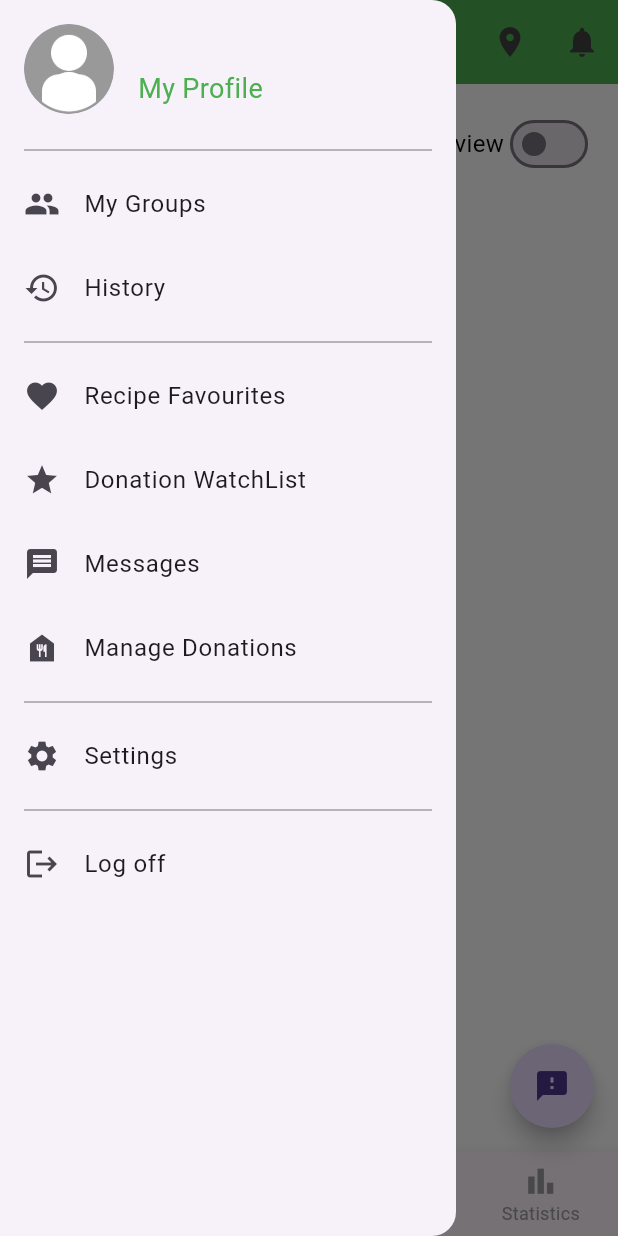
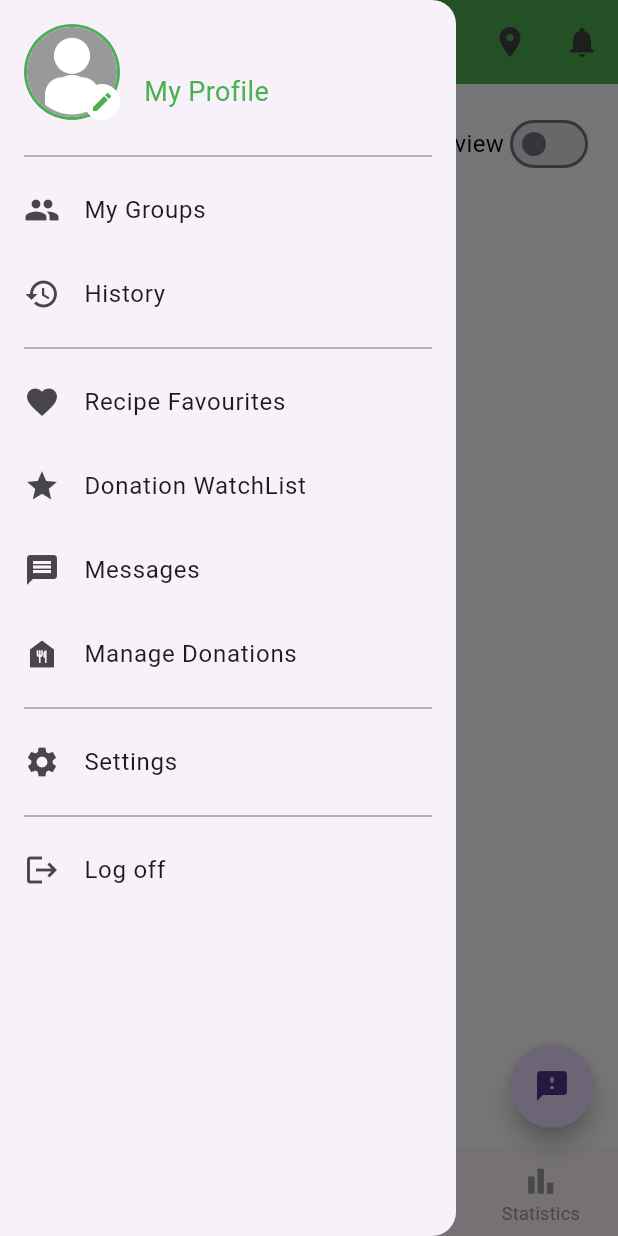
Before and after one commit to 40125789/shelfaware_app, a Flutter app: the screen it shows once a user with an empty profile is signed in, in the side drawer, after a tap on the "person" icon, on a phone screen of 412 x 824 dp. Run offline on Flutter 3.47's test engine with Material 3 defaults, Android fonts, the phone set to English and light mode, and no system bars; our stand-ins replace badges, cached_network_image, cloud_firestore, firebase_auth, firebase_core, firebase_messaging and 21 more; missing offline and left inert: barcode_scan2, dart:ffi, firebase_app_check, fuzzy, google_ml_kit, profanity_filter and 1 more; accounts and stored records are empty; project files that could hold a hidden picture were left out.

Commit message:
Refactor: Add DrawerListItem component and ProfileSection for improved UI structure and profile image upload functionality

```diff
--- /dev/null
+++ b/lib/components/drawer_list_item.dart
@@ -0,0 +1,23 @@
+import 'package:flutter/material.dart';
+
+class DrawerListItem extends StatelessWidget {
+  final IconData icon;
+  final String title;
+  final VoidCallback onTap;
+
+  const DrawerListItem({
+    Key? key,
+    required this.icon,
+    required this.title,
+    required this.onTap,
+  }) : super(key: key);
+
+  @override
+  Widget build(BuildContext context) {
+    return ListTile(
+      leading: Icon(icon),
+      title: Text(title),
+      onTap: onTap,
+    );
+  }
+}
--- /dev/null
+++ b/lib/components/photo_upload.dart
@@ -0,0 +1,145 @@
+import 'dart:io';
+import 'package:cached_network_image/cached_network_image.dart';
+import 'package:cloud_firestore/cloud_firestore.dart';
+import 'package:firebase_auth/firebase_auth.dart';
+import 'package:firebase_storage/firebase_storage.dart';
+import 'package:flutter/material.dart';
+import 'package:image_picker/image_picker.dart';
+import 'package:flutter_riverpod/flutter_riverpod.dart';
+import 'package:shelfaware_app/pages/my_profile.dart';
+import 'package:shelfaware_app/providers/auth_provider.dart';
+import 'package:shelfaware_app/providers/profile_image_provider.dart';
+final isUploadingProvider = StateProvider<bool>((ref) => false);
+
+class ProfileSection extends ConsumerWidget {
+  final String firstName;
+  final String lastName;
+
+  const ProfileSection({
+    Key? key,
+    required this.firstName,
+    required this.lastName,
+  }) : super(key: key);
+
+  @override
+  Widget build(BuildContext context, WidgetRef ref) {
+    final user = ref.watch(authProvider).user;
+    final profileImageUrl = ref.watch(profileImageProvider(user?.uid ?? ''));
+    final isUploading = ref.watch(isUploadingProvider.state).state;
+
+    Future<void> _uploadProfileImage(String uid, dynamic isUploadingProvider) async {
+      if (user == null) return; // Ensure user is not null
+
+      try {
+        final picker = ImagePicker();
+        final pickedFile = await picker.pickImage(source: ImageSource.gallery);
+
+        if (pickedFile == null) {
+          debugPrint('No image selected.');
+          return;
+        }
+
+        ref.read(isUploadingProvider.state).state = true;  // Start upload
+        final storageRef = FirebaseStorage.instance.ref().child('user_profile_images/$uid.jpg');
+        final uploadTask = storageRef.putFile(File(pickedFile.path));
+
+        uploadTask.snapshotEvents.listen((taskSnapshot) {
+          double progress = taskSnapshot.bytesTransferred / taskSnapshot.totalBytes;
+          debugPrint('Upload progress: ${(progress * 100).toStringAsFixed(2)}%');
+        });
+
+        final snapshot = await uploadTask.whenComplete(() {});
+        final downloadUrl = await snapshot.ref.getDownloadURL();
+
+        await FirebaseFirestore.instance.collection('users').doc(uid).update({
+          'profileImageUrl': downloadUrl,
+        });
+
+        ref.invalidate(profileImageProvider(user.uid));  // Refresh profile image URL
+        ref.read(isUploadingProvider.state).state = false;  // End upload
+        debugPrint('Profile image uploaded successfully!');
+      } catch (e) {
+        ref.read(isUploadingProvider.state).state = false;  // End upload on error
+        debugPrint('Error uploading profile image: $e');
+      }
+    }
+
+    return GestureDetector(
+      onTap: () {
+        if (user != null) {
+          Navigator.push(
+            context,
+            MaterialPageRoute(
+              builder: (context) => ProfilePage(userId: user.uid),
+            ),
+          );
+        }
+      },
+      child: Row(
+        children: [
+          GestureDetector(
+            onTap: user != null ? () => _uploadProfileImage(user.uid, isUploadingProvider) : null,
+            child: Stack(
+              alignment: Alignment.center,
+              children: [
+                CircleAvatar(
+                  radius: 32,
+                  backgroundColor: Colors.green,
+                  child: CircleAvatar(
+                    radius: 30,
+                    backgroundImage: profileImageUrl.when(
+                      data: (url) => url != null && url.isNotEmpty
+                          ? CachedNetworkImageProvider(url)
+                          : const AssetImage('assets/default_avatar.png') as ImageProvider,
+                      loading: () => const AssetImage('assets/default_avatar.png'),
+                      error: (_, __) => const AssetImage('assets/default_avatar.png'),
+                    ),
+                    child: profileImageUrl.when(
+                      data: (url) => url == null || url.isEmpty
+                          ? const Icon(Icons.person, color: Colors.white)
+                          : null,
+                      loading: () => const CircularProgressIndicator(),
+                      error: (_, __) => const Icon(Icons.error, color: Colors.white),
+                    ),
+                  ),
+                ),
+                if (isUploading)
+                  const CircularProgressIndicator(
+                    color: Colors.white,
+                  ),
+                Positioned(
+                  bottom: 0,
+                  right: 0,
+                  child: CircleAvatar(
+                    radius: 12,
+                    backgroundColor: Colors.white,
+                    child: Icon(
+                      Icons.edit,
+                      size: 16,
+                      color: Colors.green,
+                    ),
+                  ),
+                ),
+              ],
+            ),
+          ),
+          const SizedBox(width: 16),
+          Column(
+            crossAxisAlignment: CrossAxisAlignment.start,
+            children: [
+              if (user != null)
+                Text(
+                  "$firstName $lastName",
+                  style: const TextStyle(fontSize: 18, fontWeight: FontWeight.bold),
+                ),
+              const Text(
+                "My Profile",
+                style: TextStyle(fontSize: 18, fontWeight: FontWeight.normal, color: Colors.green),
+              ),
+            ],
+          ),
+        ],
+      ),
+    );
+  }
+}
--- a/lib/components/side_drawer_menu.dart
+++ b/lib/components/side_drawer_menu.dart
@@ -7,6 +7,8 @@ import 'package:flutter/material.dart';
 import 'package:geolocator/geolocator.dart';
 import 'package:image_picker/image_picker.dart';
 import 'package:latlong2/latlong.dart';
+import 'package:shelfaware_app/components/drawer_list_item.dart';
+import 'package:shelfaware_app/components/photo_upload.dart';
 
 import 'package:shelfaware_app/pages/chat_list_page.dart';
 import 'package:shelfaware_app/pages/groups_page.dart';
@@ -21,6 +23,7 @@ import 'package:flutter_riverpod/flutter_riverpod.dart';
 
 import 'package:shelfaware_app/providers/profile_image_provider.dart';
 
+
 final isUploadingProvider = StateProvider<bool>((ref) => false);
 
 class CustomDrawer extends ConsumerWidget {
@@ -34,7 +37,8 @@ class CustomDrawer extends ConsumerWidget {
     required this.firstName,
     required this.lastName,
     required this.onNavigateToFavorites,
-    required this.onNavigateToDonationWatchList, required Future<Null> Function() onSignOut,
+    required this.onNavigateToDonationWatchList,
+    required Future<Null> Function() onSignOut,
   }) : super(key: key);
 
   @override
@@ -48,121 +52,23 @@ class CustomDrawer extends ConsumerWidget {
           desiredAccuracy: LocationAccuracy.high);
     }
 
-    // Using FutureProvider to fetch profile image
-    final profileImageUrl = ref.watch(profileImageProvider(user?.uid ?? ''));
-    final isUploading = ref.watch(isUploadingProvider.state).state;
-
-    // Upload profile image
-    Future<void> _uploadProfileImage(String uid, dynamic isUploadingProvider) async {
-      if (user == null) return; // Ensure user is not null
-
-      try {
-        final picker = ImagePicker();
-        final pickedFile = await picker.pickImage(source: ImageSource.gallery);
-
-        if (pickedFile == null) {
-          debugPrint('No image selected.');
-          return;
-        }
-
-        ref.read(isUploadingProvider.state).state = true;  // Start upload
-        final storageRef = FirebaseStorage.instance.ref().child('user_profile_images/$uid.jpg');
-        final uploadTask = storageRef.putFile(File(pickedFile.path));
-
-        uploadTask.snapshotEvents.listen((taskSnapshot) {
-          double progress = taskSnapshot.bytesTransferred / taskSnapshot.totalBytes;
-          debugPrint('Upload progress: ${(progress * 100).toStringAsFixed(2)}%');
-        });
-
-        final snapshot = await uploadTask.whenComplete(() {});
-        final downloadUrl = await snapshot.ref.getDownloadURL();
-
-        await FirebaseFirestore.instance.collection('users').doc(uid).update({
-          'profileImageUrl': downloadUrl,
-        });
-
-        ref.invalidate(profileImageProvider(user.uid));  // Refresh profile image URL
-        ref.read(isUploadingProvider.state).state = false;  // End upload
-        debugPrint('Profile image uploaded successfully!');
-      } catch (e) {
-        ref.read(isUploadingProvider.state).state = false;  // End upload on error
-        debugPrint('Error uploading profile image: $e');
-      }
-    }
-
     return Drawer(
       child: ListView(
         padding: EdgeInsets.zero,
         children: <Widget>[
           Padding(
             padding: const EdgeInsets.all(16.0),
-            child: GestureDetector(
-              onTap: () {
-                if (user != null) {
-                  Navigator.push(
-                    context,
-                    MaterialPageRoute(
-                      builder: (context) => ProfilePage(userId: user.uid),
-                    ),
-                  );
-                }
-              },
-              child: Row(
-                children: [
-                  GestureDetector(
-                    onTap: user != null ? () => _uploadProfileImage(user.uid, isUploadingProvider) : null,
-                    child: Stack(
-                      alignment: Alignment.center,
-                      children: [
-                        CircleAvatar(
-                          radius: 30,
-                          backgroundImage: profileImageUrl.when(
-                            data: (url) => url != null && url.isNotEmpty
-                                ? CachedNetworkImageProvider(url)
-                                : const AssetImage('assets/default_avatar.png') as ImageProvider,
-                            loading: () => const AssetImage('assets/default_avatar.png'),
-                            error: (_, __) => const AssetImage('assets/default_avatar.png'),
-                          ),
-                          child: profileImageUrl.when(
-                            data: (url) => url == null || url.isEmpty
-                                ? const Icon(Icons.person, color: Colors.white)
-                                : null,
-                            loading: () => const CircularProgressIndicator(),
-                            error: (_, __) => const Icon(Icons.error, color: Colors.white),
-                          ),
-                        ),
-                        if (isUploading)
-                          const CircularProgressIndicator(
-                            color: Colors.white,
-                          ),
-                      ],
-                    ),
-                  ),
-                  const SizedBox(width: 16),
-                  Column(
-                    crossAxisAlignment: CrossAxisAlignment.start,
-                    children: [
-                      if (user != null)
-                        Text(
-                          "${firstName} ${lastName}",
-                          style: const TextStyle(fontSize: 18, fontWeight: FontWeight.bold),
-                        ),
-                      const Text(
-                        "My Profile",
-                        style: TextStyle(fontSize: 18, fontWeight: FontWeight.normal, color: Colors.green),
-                      ),
-                    ],
-                  ),
-                ],
-              ),
+            child: ProfileSection(
+              firstName: firstName,
+              lastName: lastName,
             ),
           ),
           const Divider(indent: 16.0, endIndent: 16.0, color: Colors.grey),
 
           // Drawer List Items - Section 1
-          ListTile(
-            leading: const Icon(Icons.group),
-            title: const Text('My Groups'),
+          DrawerListItem(
+            icon: Icons.group,
+            title: 'My Groups',
             onTap: () {
               if (user != null) {
                 Navigator.push(
@@ -174,9 +80,9 @@ class CustomDrawer extends ConsumerWidget {
               }
             },
           ),
-          ListTile(
-            leading: const Icon(Icons.history),
-            title: const Text('History'),
+          DrawerListItem(
+            icon: Icons.history,
+            title: 'History',
             onTap: () {
               if (user != null) {
                 Navigator.push(
@@ -191,14 +97,14 @@ class CustomDrawer extends ConsumerWidget {
           const Divider(indent: 16.0, endIndent: 16.0, color: Colors.grey),
 
           // Drawer List Items - Section 2
-          ListTile(
-            leading: const Icon(Icons.favorite),
-            title: const Text('Recipe Favourites'),
+          DrawerListItem(
+            icon: Icons.favorite,
+            title: 'Recipe Favourites',
             onTap: onNavigateToFavorites,
           ),
-          ListTile(
-            leading: const Icon(Icons.star),
-            title: const Text('Donation WatchList'),
+          DrawerListItem(
+            icon: Icons.star,
+            title: 'Donation WatchList',
             onTap: () async {
               // Get the current user ID
               final userId = FirebaseAuth.instance.currentUser!.uid;
@@ -227,9 +133,9 @@ class CustomDrawer extends ConsumerWidget {
           ),
 
           // Drawer List Items - Section 3
-          ListTile(
-            leading: const Icon(Icons.message),
-            title: const Text('Messages'),
+          DrawerListItem(
+            icon: Icons.message,
+            title: 'Messages',
             onTap: () {
               Navigator.push(
                 context,
@@ -239,9 +145,9 @@ class CustomDrawer extends ConsumerWidget {
               );
             },
           ),
-          ListTile(
-            leading: const Icon(Icons.food_bank),
-            title: const Text('Manage Donations'),
+          DrawerListItem(
+            icon: Icons.food_bank,
+            title: 'Manage Donations',
             onTap: () {
               if (user != null) {
                 Navigator.push(
@@ -256,9 +162,9 @@ class CustomDrawer extends ConsumerWidget {
           const Divider(indent: 16.0, endIndent: 16.0, color: Colors.grey),
 
           // Drawer List Items - Section 4
-          ListTile(
-            leading: const Icon(Icons.settings),
-            title: const Text('Settings'),
+          DrawerListItem(
+            icon: Icons.settings,
+            title: 'Settings',
             onTap: () {
               Navigator.pushNamed(context, '/settings');
             },
@@ -266,9 +172,9 @@ class CustomDrawer extends ConsumerWidget {
           const Divider(indent: 16.0, endIndent: 16.0, color: Colors.grey),
 
           // Drawer List Items - Logout Section
-          ListTile(
-            leading: const Icon(Icons.logout),
-            title: const Text('Log off'),
+          DrawerListItem(
+            icon: Icons.logout,
+            title: 'Log off',
             onTap: () {
               ref.read(authProvider.notifier).signOut();  // Trigger sign out
               Navigator.pushReplacementNamed(context, '/login');
--- a/lib/components/trends_tab.dart
+++ b/lib/components/trends_tab.dart
@@ -262,7 +262,7 @@ class _TrendsTabState extends State<TrendsTab> {
                           children: <TextSpan>[
                             TextSpan(
                               text: " since you've joined!",
-                              style: TextStyle(color: Colors.black),
+
                             ),
                           ],
                         ),
```
Lines whose indentation alone changed are shown as unchanged.
